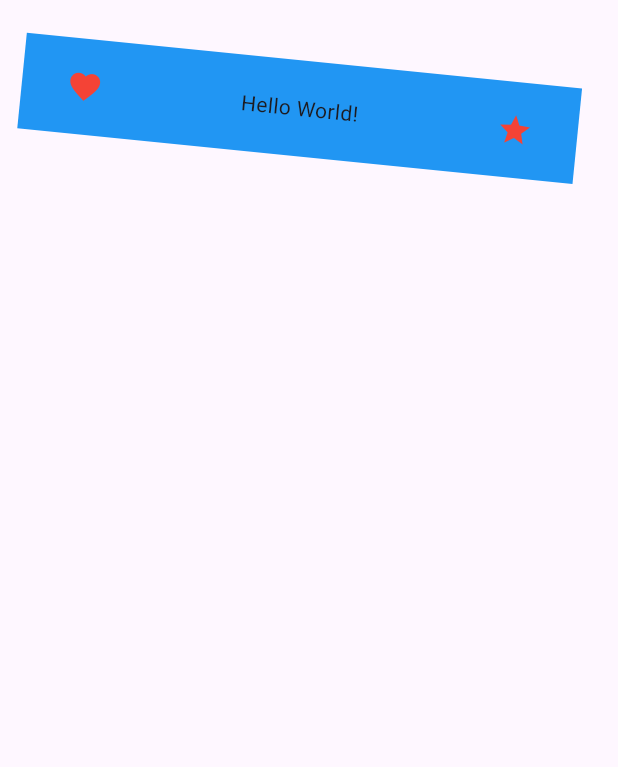
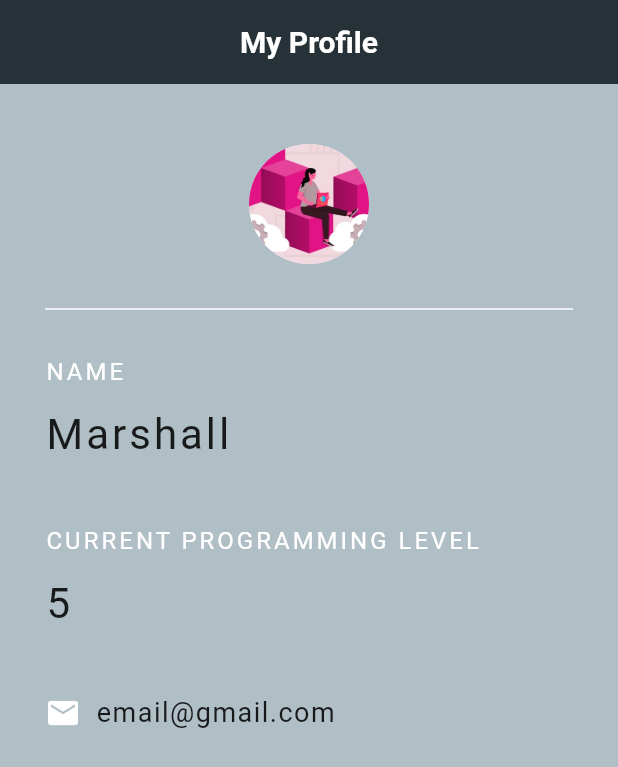
Before and after one commit to uimarshall/flutter_stuffs_2024, a Flutter app: the screen it shows after launch, on a phone screen of 412 x 824 dp. Shown: the top 767 px of the screen. Run offline on Flutter 3.47's test engine with Material 3 defaults, Android fonts, the phone set to English and light mode, and no system bars.

Commit message:
Add profile card

```diff
--- a/lib/main.dart
+++ b/lib/main.dart
@@ -1,5 +1,6 @@
 import 'package:flutter/material.dart';
-import 'package:flutter_stuffs_2024/screens/loading_page.dart';
+import 'package:flutter_stuffs_2024/profile_card/profile_card.dart';
+// import 'package:flutter_stuffs_2024/screens/loading_page.dart';
 // import 'screens/home_page.dart';
 
 void main() {
@@ -15,7 +16,7 @@ class MyApp extends StatelessWidget {
     return const MaterialApp(
       debugShowCheckedModeBanner: false,
       title: 'Flutter Demo',
-      home: LoadingPage(),
+      home: ProfileCard(),
     );
   }
 }
--- /dev/null
+++ b/lib/profile_card/profile_card.dart
@@ -0,0 +1,89 @@
+import 'package:flutter/material.dart';
+
+class ProfileCard extends StatelessWidget {
+  const ProfileCard({Key? key}) : super(key: key);
+
+  @override
+  Widget build(BuildContext context) {
+    return Scaffold(
+        backgroundColor: Colors.blueGrey[200],
+        appBar: AppBar(
+          title: const Text('My Profile',
+              style: TextStyle(
+                color: Colors.white,
+                fontSize: 20.0,
+                fontWeight: FontWeight.bold,
+              )),
+          centerTitle: true,
+          backgroundColor: Colors.blueGrey[900],
+          iconTheme: const IconThemeData(color: Colors.green),
+          elevation: 0.0, // this removes the shadow below the app bar
+        ),
+        body: const Padding(
+            padding: EdgeInsets.fromLTRB(30.0, 40.0, 30.0, 0.0),
+            child: Column(
+              crossAxisAlignment: CrossAxisAlignment.start,
+              children: <Widget>[
+                Center(
+                  child: CircleAvatar(
+                    backgroundImage: AssetImage('assets/images/coding-1.jpg'),
+                    radius: 40.0,
+                  ),
+                ),
+                Divider(
+                  height: 60.0,
+                  color: Colors.white,
+                ),
+                Text(
+                  'NAME',
+                  style: TextStyle(
+                      color: Colors.white, letterSpacing: 2.0, fontSize: 16.0),
+                ),
+                // Put vertical space between the name and the text below it.
+                SizedBox(height: 10.0),
+                Text(
+                  'Marshall',
+                  style: TextStyle(
+                    color: Colors.black87,
+                    letterSpacing: 2.0,
+                    fontSize: 28.0,
+                  ),
+                ),
+                SizedBox(height: 40.0),
+                Text(
+                  'CURRENT PROGRAMMING LEVEL',
+                  style: TextStyle(
+                      color: Colors.white, letterSpacing: 2.0, fontSize: 16.0),
+                ),
+                // Put vertical space between the name and the text below it.
+                SizedBox(height: 10.0),
+                Text(
+                  '5',
+                  style: TextStyle(
+                    color: Colors.black87,
+                    letterSpacing: 2.0,
+                    fontSize: 28.0,
+                  ),
+                ),
+                SizedBox(height: 40.0),
+                Row(
+                  children: <Widget>[
+                    Icon(
+                      Icons.email,
+                      color: Colors.white,
+                    ),
+                    SizedBox(width: 10.0),
+                    Text(
+                      'email@gmail.com',
+                      style: TextStyle(
+                        color: Colors.black87,
+                        fontSize: 18.0,
+                        letterSpacing: 1.0,
+                      ),
+                    ),
+                  ],
+                ),
+              ],
+            )));
+  }
+}
```
Also changed, not shown: assets/images/avatar-2.jpg (added).
